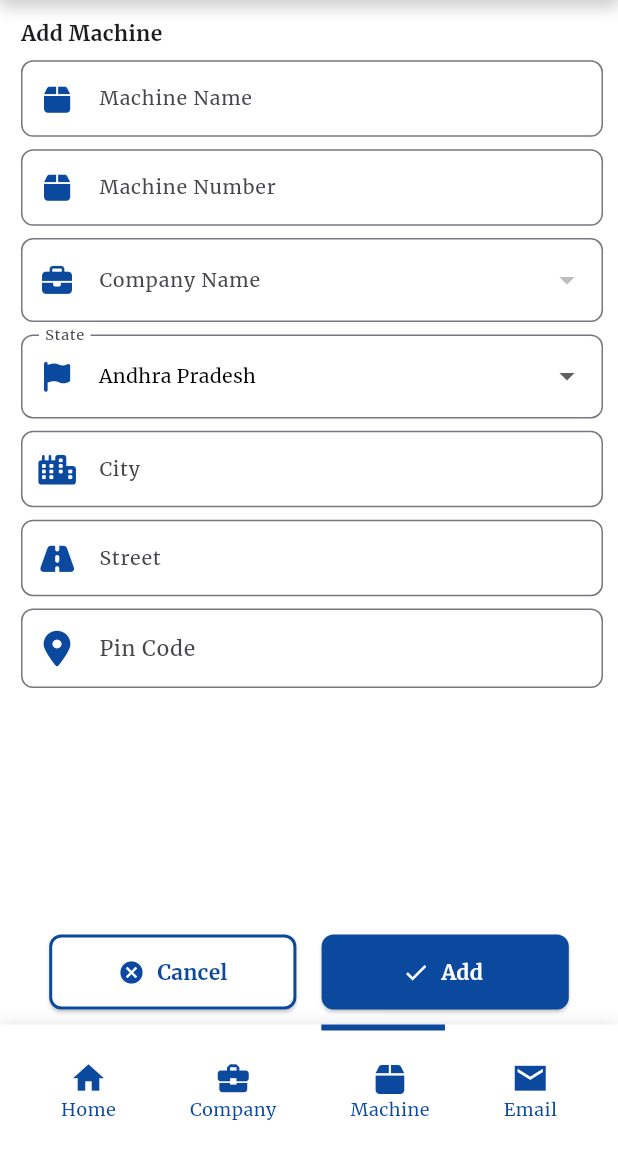
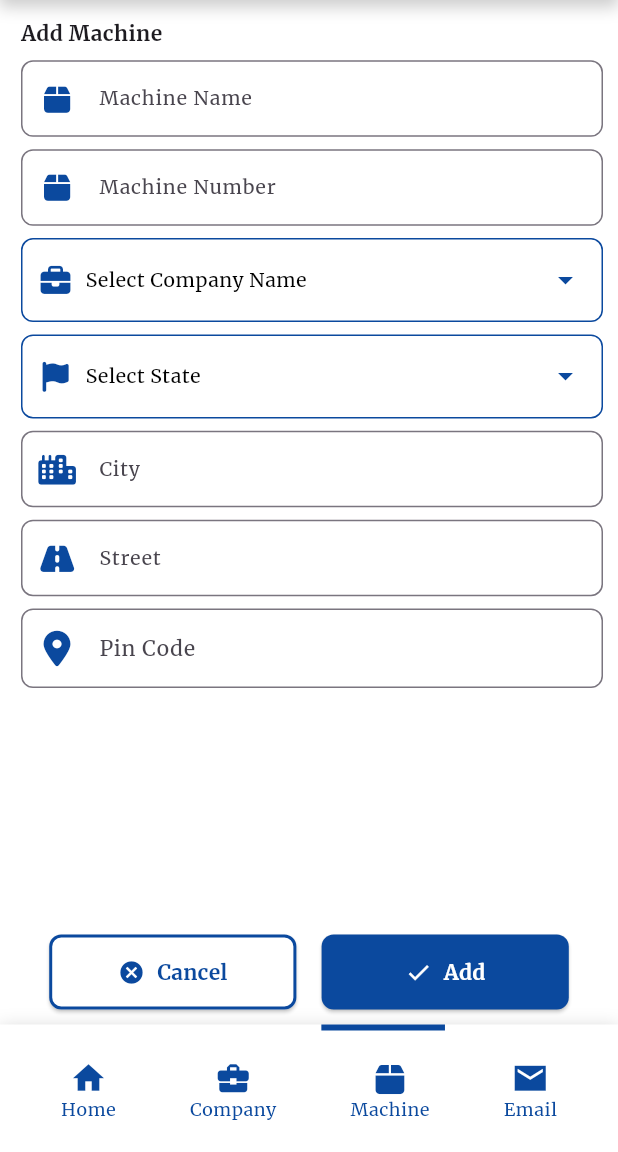
Before and after one commit to mindcodes10/bottle_crush_frontend, a Flutter app: the AddMachines screen opened directly, on a phone screen of 412 x 824 dp, the part 84-1236 px from its top. Run offline on Flutter 3.47's test engine with Material 3 defaults, Android fonts, the phone set to English and light mode, and no system bars; our stand-ins replace file_picker, flutter_native_splash, flutter_secure_storage, font_awesome_flutter, image_picker, permission_handler; missing offline and left inert: excel; accounts and stored records are empty; network calls fail.

Commit message:
87 - enhanced look and feel of dropdown

```diff
--- a/lib/screens/add_machines.dart
+++ b/lib/screens/add_machines.dart
@@ -13,7 +13,7 @@ import 'package:flutter_secure_storage/flutter_secure_storage.dart';
 
 class AddMachines extends StatefulWidget {
   final dynamic machine;
-  const AddMachines({super.key,this.machine});
+  const AddMachines({super.key, this.machine});
 
   @override
   State<AddMachines> createState() => _AddMachinesState();
@@ -122,7 +122,6 @@ class _AddMachinesState extends State<AddMachines> {
     }
   }
 
-  // Fetch company names from API and populate the list
   Future<void> _fetchBusinessNames() async {
     try {
       final String? token = await _secureStorage.read(key: "access_token");
@@ -148,7 +147,6 @@ class _AddMachinesState extends State<AddMachines> {
       debugPrint('Error fetching company names: $e');
     }
   }
-
 
   void _submitPressed() async {
     // Validate form fields
@@ -274,8 +272,7 @@ class _AddMachinesState extends State<AddMachines> {
           debugPrint('Failed to update machine: ${response.body}');
         }
       }
-    }
-    catch (e, stackTrace) {
+    } catch (e, stackTrace) {
       debugPrint('Error occurred: $e');
       debugPrint('Stack Trace: $stackTrace');
       ScaffoldMessenger.of(context).showSnackBar(
@@ -286,7 +283,6 @@ class _AddMachinesState extends State<AddMachines> {
     }
   }
 
-
   Future<bool> _checkMachineNumberExists(
       String token, String machineNumber) async {
     try {
@@ -295,7 +291,6 @@ class _AddMachinesState extends State<AddMachines> {
 
       // Check if the machine number exists in the fetched list
       bool exists = machines.any((machine) {
-        // Assuming each machine has a 'machineNumber' field in its data
         return machine['number'] == machineNumber;
       });
 
@@ -321,13 +316,132 @@ class _AddMachinesState extends State<AddMachines> {
         }
       }
 
-      // If no business matches, log and return null
       debugPrint('No match found for company name: $businessName');
       return null;
     } catch (e) {
       debugPrint('Error fetching company id: $e');
       return null;
     }
+  }
+
+  Widget _buildTextFormField({
+    required TextEditingController controller,
+    required String labelText,
+    required IconData icon,
+    required double screenWidth,
+    TextInputType? keyboardType,
+    String? Function(String?)? validator,
+  }) {
+    double fontSize = MediaQuery.of(context).size.width > 600 ? 18 : 13;
+    double iconSize = MediaQuery.of(context).size.width > 600 ? 30 : 20;
+
+    return TextFormField(
+      controller: controller,
+      style: TextStyle(
+        fontSize: fontSize,
+        color: AppTheme.textBlack,
+      ),
+      decoration: InputDecoration(
+        labelText: labelText,
+        labelStyle: TextStyle(fontSize: fontSize),
+        prefixIcon: Icon(
+          icon,
+          size: iconSize,
+          color: AppTheme.backgroundBlue,
+        ),
+        border: OutlineInputBorder(
+          borderRadius: BorderRadius.circular(8.0),
+        ),
+      ),
+    );
+  }
+
+  void _showDialog(String title, List<String> items, ValueChanged<String?> onSelected) {
+    showDialog(
+      context: context,
+      builder: (BuildContext context) {
+        double fontSize = MediaQuery.of(context).size.width > 600 ? 23 : 18;
+
+        return AlertDialog(
+          backgroundColor: AppTheme.backgroundWhite,
+          title: Text(title, style: TextStyle(fontSize: fontSize),), // Set the title dynamically
+          content: SingleChildScrollView(
+            child: ListBody(
+              children: items.map((String item) {
+                return GestureDetector(
+                  onTap: () {
+                    onSelected(item);
+                    Navigator.of(context).pop();
+                  },
+                  child: Padding(
+                    padding: const EdgeInsets.symmetric(vertical: 8.0),
+                    child: Text(
+                      item,
+                      style: const TextStyle(fontSize: 16), // Adjust font size as needed
+                    ),
+                  ),
+                );
+              }).toList(),
+            ),
+          ),
+        );
+      },
+    );
+  }
+
+  Widget _buildDropdown({
+    required String labelText,
+    required IconData icon,
+    required List<String> items,
+    required String? value,
+    required ValueChanged<String?> onChanged,
+    required double screenWidth,
+  }) {
+    double fontSize = MediaQuery.of(context).size.width > 600 ? 18 : 13;
+    double iconSize = MediaQuery.of(context).size.width > 600 ? 30 : 20;
+
+    return GestureDetector(
+      onTap: () {
+        _showDialog(
+          labelText == 'Company Name' ? 'Select Company' : 'Select State', // Set title based on dropdown
+          items,
+              (selectedValue) {
+            setState(() {
+              if (labelText == 'Company Name') {
+                _selectedBusinessName = selectedValue;
+                _businessNameController.text = selectedValue!;
+              } else if (labelText == 'State') {
+                _selectedState = selectedValue;
+              }
+              onChanged(selectedValue);
+            });
+          },
+        );
+      },
+      child: Container(
+        height: 56.0, // Set the height to match the text fields
+        padding: const EdgeInsets.symmetric(vertical: 10.0, horizontal: 12.0),
+        decoration: BoxDecoration(
+          border: Border.all(color: AppTheme.backgroundBlue),
+          borderRadius: BorderRadius.circular(8.0),
+        ),
+        child: Row(
+          children: [
+            Icon(icon, size: iconSize, color: AppTheme.backgroundBlue),
+            SizedBox(width: 10),
+            Expanded(
+              child: Text(
+                value ?? 'Select $labelText',
+                style: TextStyle(fontSize: fontSize, color: AppTheme.textBlack),
+                overflow: TextOverflow.ellipsis, // Handle overflow for the selected value
+                maxLines: 1, // Limit to one line for the selected value
+              ),
+            ),
+            Icon(Icons.arrow_drop_down, color: AppTheme.backgroundBlue),
+          ],
+        ),
+      ),
+    );
   }
 
   @override
@@ -380,12 +494,7 @@ class _AddMachinesState extends State<AddMachines> {
                     icon: FontAwesomeIcons.briefcase,
                     items: _businessNames,
                     value: _selectedBusinessName,
-                    onChanged: (value) {
-                      setState(() {
-                        _selectedBusinessName = value; // Update the state with the selected value
-                        _businessNameController.text = value!; // Update the text controller
-                      });
-                    },
+                    onChanged: (value) {},
                     screenWidth: screenWidth,
                   ),
                   SizedBox(height: screenHeight * 0.01),
@@ -394,11 +503,7 @@ class _AddMachinesState extends State<AddMachines> {
                     icon: FontAwesomeIcons.solidFlag,
                     items: _states,
                     value: _selectedState,
-                    onChanged: (value) {
-                      setState(() {
-                        _selectedState = value;
-                      });
-                    },
+                    onChanged: (value) {},
                     screenWidth: screenWidth,
                   ),
                   SizedBox(height: screenHeight * 0.01),
@@ -445,7 +550,6 @@ class _AddMachinesState extends State<AddMachines> {
                       return null;
                     },
                   ),
-
                 ],
               ),
             ),
@@ -458,19 +562,18 @@ class _AddMachinesState extends State<AddMachines> {
                 CustomElevatedButton(
                   buttonText: 'Cancel',
                   onPressed: () {
-                   Navigator.pop(context);
+                    Navigator.pop(context);
                   },
                   width: screenWidth * 0.4,
                   backgroundColor: AppTheme.backgroundWhite,
                   textColor: AppTheme.backgroundBlue,
                   borderColor: AppTheme.backgroundBlue,
                   icon: const Icon(
-                    Icons.cancel,
-                    color: AppTheme.backgroundBlue,
-                  ),
+                      Icons.cancel,
+                      color: AppTheme.backgroundBlue ),
                 ),
                 CustomElevatedButton(
-                  buttonText: widget.machine == null ? 'Add ' : 'Update ',
+                  buttonText: widget.machine == null ? 'Add' : 'Update',
                   onPressed: _submitPressed,
                   width: screenWidth * 0.4,
                   backgroundColor: AppTheme.backgroundBlue,
@@ -487,119 +590,4 @@ class _AddMachinesState extends State<AddMachines> {
       ),
     );
   }
-
-  Widget _buildTextFormField({
-    required TextEditingController controller,
-    required String labelText,
-    required IconData icon,
-    required double screenWidth,
-    TextInputType? keyboardType,
-    String? Function(String?)? validator,
-  }) {
-    double screenWidth = MediaQuery.of(context).size.width;
-    double screenHeight = MediaQuery.of(context).size.height;
-
-    bool isTablet = screenWidth > 600;
-
-    double fontSize = isTablet ? 18 : 13;
-    double iconSize = isTablet ? 30 : 20;
-    double fieldHeight = isTablet ? 70 : 50;
-    return TextFormField(
-      controller: controller,
-      style: TextStyle(
-        fontSize: fontSize,
-        color: AppTheme.textBlack,
-      ),
-      decoration: InputDecoration(
-        labelText: labelText,
-        labelStyle: TextStyle(fontSize: fontSize),
-        prefixIcon: Icon(
-          icon,
-          size: iconSize,
-          color: AppTheme.backgroundBlue,
-        ),
-        border: OutlineInputBorder(
-          borderRadius: BorderRadius.circular(8.0),
-        ),
-      ),
-    );
-  }
-
-  Widget _buildDropdown({
-    required String labelText,
-    required IconData icon,
-    required List<String> items,
-    required String? value,
-    required ValueChanged<String?> onChanged,
-    required double screenWidth,
-  }) {
-    double screenWidth = MediaQuery.of(context).size.width;
-
-    bool isTablet = screenWidth > 600;
-
-    double fontSize = isTablet ? 18 : 13;
-    double iconSize = isTablet ? 30 : 20;
-    double fieldHeight = isTablet ? 70 : 50;
-
-    return Container(
-      color: AppTheme.backgroundWhite,
-      child: Row(
-        children: [
-          Expanded(
-            child: DropdownButtonFormField<String>(
-              isExpanded: true, // Allow the dropdown to expand
-              value: value ?? (items.isNotEmpty ? items[0] : null),
-              items: items
-                  .map<DropdownMenuItem<String>>(
-                    (String item) => DropdownMenuItem<String>(
-                  value: item,
-                  child: Container(
-                    constraints: BoxConstraints(maxWidth: screenWidth * 0.8), // Set a max width
-                    child: Text(
-                      item, // Show full text in dropdown
-                      style: TextStyle(
-                        fontSize: fontSize,
-                        color: AppTheme.textBlack,
-                      ),
-                    ),
-                  ),
-                ),
-              )
-                  .toList(),
-              onChanged: onChanged,
-              decoration: InputDecoration(
-                labelText: labelText,
-                labelStyle: TextStyle(fontSize: fontSize),
-                prefixIcon: Icon(
-                  icon,
-                  size: iconSize,
-                  color: AppTheme.backgroundBlue,
-                ),
-                border: OutlineInputBorder(
-                  borderRadius: BorderRadius.circular(8.0),
-                ),
-              ),
-              // Use a custom widget for the selected item
-              selectedItemBuilder: (BuildContext context) {
-                return items.map<Widget>((String item) {
-                  return Container(
-                    constraints: BoxConstraints(maxWidth: screenWidth * 0.8), // Set a max width
-                    child: Text(
-                      item,
-                      style: TextStyle(
-                        fontSize: fontSize,
-                        color: AppTheme.textBlack,
-                        overflow: TextOverflow.ellipsis, // Truncate selected value
-                      ),
-                    ),
-                  );
-                }).toList();
-              },
-            ),
-          ),
-        ],
-      ),
-    );
-  }
-
 }
--- a/pubspec.yaml
+++ b/pubspec.yaml
@@ -25,6 +25,7 @@ dependencies:
   permission_handler: ^10.2.0
   intl: ^0.18.0
   url_launcher: ^6.1.7
+  flutter_dropdown: ^1.0.0
 
 
   cupertino_icons: ^1.0.8
```
Also changed, not shown: pubspec.lock.
